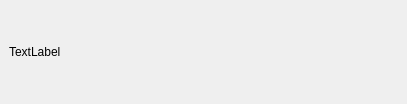
The window that DrillPluginInformationReader/Source/InformationModule/pluginDetailPart/helpDetailPart/p_ScriptHelp_PluginRelation.ui (DrillUp/DrillPluginInformationReader) describes before a commit, drawn with Qt 5.
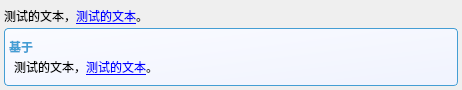
The same window after the commit. The open tabs and pages were chosen to show the change.

Commit message: 完成了插件扩展的控件部分。

```diff
--- a/DrillPluginInformationReader/Source/InformationModule/pluginDetailPart/helpDetailPart/p_ScriptHelp_PluginRelation.ui
+++ b/DrillPluginInformationReader/Source/InformationModule/pluginDetailPart/helpDetailPart/p_ScriptHelp_PluginRelation.ui
@@ -6,15 +6,34 @@
    <rect>
     <x>0</x>
     <y>0</y>
-    <width>407</width>
-    <height>104</height>
+    <width>462</width>
+    <height>90</height>
    </rect>
   </property>
   <property name="windowTitle">
    <string>Form</string>
   </property>
   <property name="styleSheet">
-   <string notr="true"/>
+   <string notr="true">
+/* == 群组控件 == */
+QGroupBox{
+	margin-top: 0.5em;
+	padding-top: 20px;
+	color:#449ed4;
+	font-weight:bold;
+    border: 1px solid #449ed4;
+    border-radius: 4px;
+	background-color: qlineargradient(spread:pad, x1:0, y1:0, x2:1, y2:1, stop:0 #FAFBFF, stop:1 #F0F3FE );
+}
+QGroupBox::title {
+	subcontrol-origin: margin;
+	subcontrol-position: top left;
+	top: 12px;
+	left: 2px;
+	margin-left: 0px;
+	padding: 0 1px;
+}
+QGroupBox:disabled { border:1px solid #CCCCCC; background: #FFFFFF; }</string>
   </property>
   <layout class="QVBoxLayout" name="verticalLayout_2">
    <property name="spacing">
@@ -34,6 +53,9 @@
    </property>
    <item>
     <widget class="QStackedWidget" name="stackedWidget">
+     <property name="styleSheet">
+      <string notr="true"/>
+     </property>
      <property name="currentIndex">
       <number>0</number>
      </property>
@@ -53,12 +75,50 @@
      </widget>
      <widget class="QWidget" name="page_2">
       <layout class="QVBoxLayout" name="verticalLayout_5">
+       <property name="spacing">
+        <number>0</number>
+       </property>
+       <property name="leftMargin">
+        <number>4</number>
+       </property>
+       <property name="topMargin">
+        <number>4</number>
+       </property>
+       <property name="rightMargin">
+        <number>4</number>
+       </property>
+       <property name="bottomMargin">
+        <number>4</number>
+       </property>
        <item>
-        <widget class="QLabel" name="label_6">
-         <property name="text">
-          <string>TextLabel</string>
-         </property>
-        </widget>
+        <layout class="QVBoxLayout" name="verticalLayout_main">
+         <item>
+          <widget class="QLabel" name="label_6">
+           <property name="text">
+            <string>&lt;html&gt;&lt;head/&gt;&lt;body&gt;&lt;p&gt;测试的文本，&lt;a href=&quot;测试的文本&quot;&gt;&lt;span style=&quot; text-decoration: underline; color:#0000ff;&quot;&gt;测试的文本&lt;/span&gt;&lt;/a&gt;。&lt;/p&gt;&lt;/body&gt;&lt;/html&gt;</string>
+           </property>
+          </widget>
+         </item>
+         <item>
+          <widget class="QGroupBox" name="groupBox">
+           <property name="title">
+            <string>基于</string>
+           </property>
+           <layout class="QVBoxLayout" name="verticalLayout">
+            <item>
+             <widget class="QLabel" name="label_2">
+              <property name="text">
+               <string>&lt;html&gt;&lt;head/&gt;&lt;body&gt;&lt;p&gt;测试的文本，&lt;a href=&quot;测试的文本&quot;&gt;&lt;span style=&quot; text-decoration: underline; color:#0000ff;&quot;&gt;测试的文本&lt;/span&gt;&lt;/a&gt;。&lt;/p&gt;&lt;/body&gt;&lt;/html&gt;</string>
+              </property>
+              <property name="wordWrap">
+               <bool>true</bool>
+              </property>
+             </widget>
+            </item>
+           </layout>
+          </widget>
+         </item>
+        </layout>
        </item>
       </layout>
      </widget>
```
Left out of the diff: 2 changed lines with no effect on the pictures. The commit also changes 22 other files.
